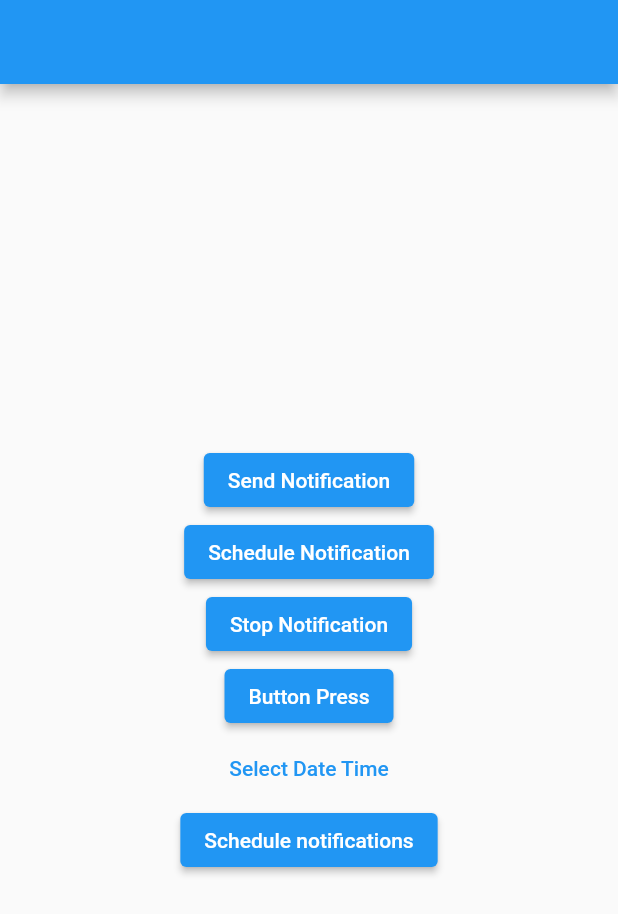
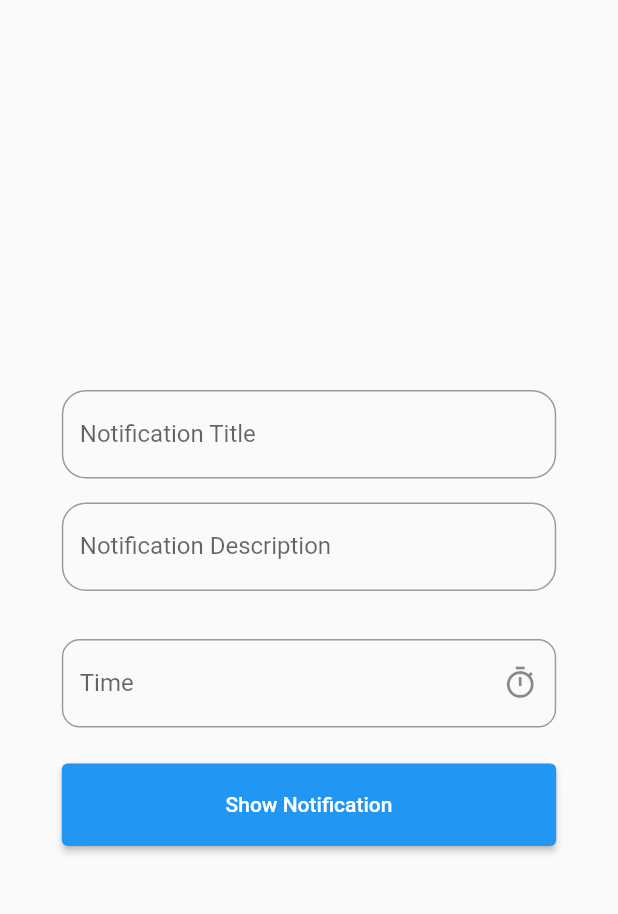
Before and after one commit to darshitsoftrefine/local_notifications, a Flutter app: the screen it shows after launch, on a phone screen of 412 x 824 dp. Shown: the top 914 px of the screen. Run offline on Flutter 3.47's test engine with Material 2 defaults, Android fonts, the phone set to English and light mode, and no system bars; our stand-ins replace flutter_datetime_picker, flutter_local_notifications, timezone.

Commit message:
Schedule Notifications with Date Time

```diff
--- /dev/null
+++ b/lib/clock_service.dart
@@ -0,0 +1,170 @@
+import 'package:flutter/material.dart';
+import 'package:flutter_local_notifications/flutter_local_notifications.dart';
+import 'package:timezone/timezone.dart' as tz;
+import 'package:timezone/data/latest.dart' as tz;
+
+class SendNot extends StatefulWidget {
+  const SendNot({Key? key}) : super(key: key);
+
+  @override
+  State<SendNot> createState() => _SendNotState();
+}
+
+class _SendNotState extends State<SendNot> {
+  final TextEditingController _title = TextEditingController();
+  final TextEditingController _desc = TextEditingController();
+
+  final TextEditingController _date = TextEditingController();
+  final TextEditingController _time = TextEditingController();
+
+  DateTime dateTime = DateTime.now();
+
+  final FlutterLocalNotificationsPlugin flutterLocalNotificationsPlugin =
+  FlutterLocalNotificationsPlugin();
+
+  @override
+  void initState() {
+    super.initState();
+    const AndroidInitializationSettings androidInitializationSettings =
+    AndroidInitializationSettings("@mipmap/ic_launcher");
+
+
+
+    const InitializationSettings initializationSettings =
+    InitializationSettings(
+      android: androidInitializationSettings,
+      //iOS: iosInitializationSettings,
+      macOS: null,
+      linux: null,
+    );
+
+    flutterLocalNotificationsPlugin.initialize(
+      initializationSettings,
+      onDidReceiveBackgroundNotificationResponse: (dataYouNeedToUseWhenNotificationIsClicked) {},
+    );
+  }
+
+  showNotification() {
+    if (_title.text.isEmpty || _desc.text.isEmpty) {
+      return;
+    }
+
+    const AndroidNotificationDetails androidNotificationDetails =
+    AndroidNotificationDetails(
+      "ScheduleNotification001",
+      "Notify Me",
+      importance: Importance.high,
+    );
+
+    // const IOSNotificationDetails iosNotificationDetails =
+    // DarwinNotificationDetails(
+    //   presentAlert: true,
+    //   presentBadge: true,
+    //   presentSound: true,
+    // );
+
+    const NotificationDetails notificationDetails = NotificationDetails(
+      android: androidNotificationDetails,
+      //iOS: iosNotificationDetails,
+      macOS: null,
+      linux: null,
+    );
+
+    // flutterLocalNotificationsPlugin.show(
+    //     01, _title.text, _desc.text, notificationDetails);
+
+    tz.initializeTimeZones();
+    final tz.TZDateTime scheduledAt = tz.TZDateTime.from(dateTime, tz.local);
+
+    flutterLocalNotificationsPlugin.zonedSchedule(
+        01, _title.text, _desc.text, scheduledAt, notificationDetails,
+        uiLocalNotificationDateInterpretation:
+        UILocalNotificationDateInterpretation.wallClockTime,
+        androidAllowWhileIdle: true,
+        payload: 'Ths s the data');
+  }
+
+  @override
+  Widget build(BuildContext context) {
+    return Scaffold(
+      body: Center(
+        child: Container(
+          width: MediaQuery.of(context).size.width * 0.8,
+          child: Column(
+            mainAxisSize: MainAxisSize.min,
+            children: [
+              TextField(
+                controller: _title,
+                decoration: InputDecoration(
+                  border: OutlineInputBorder(
+                    borderRadius: BorderRadius.circular(16.0),
+                  ),
+                  label: Text("Notification Title"),
+                ),
+              ),
+              const SizedBox(height: 16),
+              TextField(
+                controller: _desc,
+                decoration: InputDecoration(
+                  border: OutlineInputBorder(
+                    borderRadius: BorderRadius.circular(16.0),
+                  ),
+                  label: Text("Notification Description"),
+                ),
+              ),
+              const SizedBox(height: 16),
+
+              const SizedBox(
+                height: 16.0,
+              ),
+              TextField(
+                controller: _time,
+                decoration: InputDecoration(
+                    border: OutlineInputBorder(
+                      borderRadius: BorderRadius.circular(12.0),
+                    ),
+                    suffixIcon: InkWell(
+                      child: const Icon(
+                        Icons.timer_outlined,
+                      ),
+                      onTap: () async {
+                        final TimeOfDay? slectedTime = await showTimePicker(
+                            context: context, initialTime: TimeOfDay.now());
+
+                        if (slectedTime == null) {
+                          return;
+                        }
+
+                        _time.text =
+                        "${slectedTime.hour}:${slectedTime.minute}";
+
+                        DateTime newDT = DateTime(
+                          dateTime.year,
+                          dateTime.month,
+                          dateTime.day,
+                          slectedTime.hour,
+                          slectedTime.minute,
+                        );
+                        setState(() {
+                          dateTime = newDT;
+                        });
+                      },
+                    ),
+                    label: Text("Time")),
+              ),
+              const SizedBox(
+                height: 24.0,
+              ),
+              ElevatedButton(
+                  style: ElevatedButton.styleFrom(
+                    minimumSize: Size(double.infinity, 55),
+                  ),
+                  onPressed: showNotification,
+                  child: Text("Show Notification")),
+            ],
+          ),
+        ),
+      ),
+    );
+  }
+}
--- a/lib/home_page.dart
+++ b/lib/home_page.dart
@@ -15,7 +15,7 @@ class _DatePickerTxtState extends State<DatePickerTxt> {
   @override
   Widget build(BuildContext context) {
     return TextButton(onPressed: (){
-      DatePicker.showDateTimePicker(context,
+      DatePicker.showTimePicker(context,
         showTitleActions: true,
         onChanged: (date) => scheduleTime = date,
         onConfirm: (date) {},);
--- a/lib/main.dart
+++ b/lib/main.dart
@@ -1,3 +1,4 @@
+import 'package:clock_notifications/clock_service.dart';
 import 'package:clock_notifications/notification_service.dart';
 import 'package:clock_notifications/service.dart';
 import 'package:flutter/material.dart';
@@ -25,7 +26,7 @@ class MyApp extends StatelessWidget {
       theme: ThemeData(
         primarySwatch: Colors.blue,
       ),
-      home: const MyHomePage(),
+      home: SendNot(),
     );
   }
 }
@@ -70,7 +71,7 @@ class _MyHomePageState extends State<MyHomePage> {
             }, child: Text("Stop Notification")),
             ElevatedButton(onPressed: (){
               NotifyService().showNotification(title: "Hello World", body: 'It Works');
-            }, child: Text("Button Press")),
+            }, child: Text("IOS")),
             DatePickerTxt(),
             ScheduleBtn(),
           ],
```
